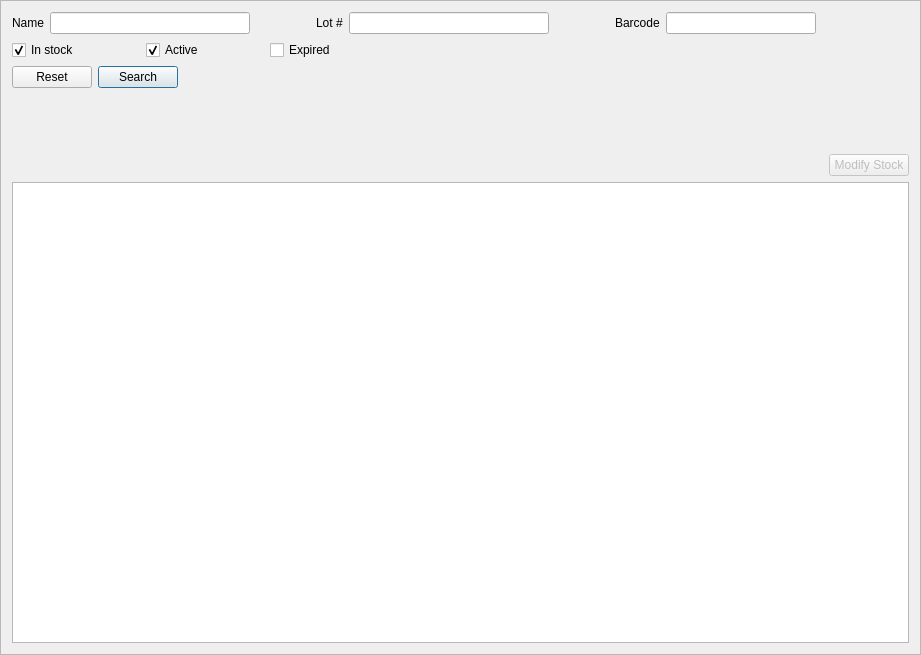
Qt form mtrack/inventoryframe.ui (kyledevans/Medicine-Track) before a commit.
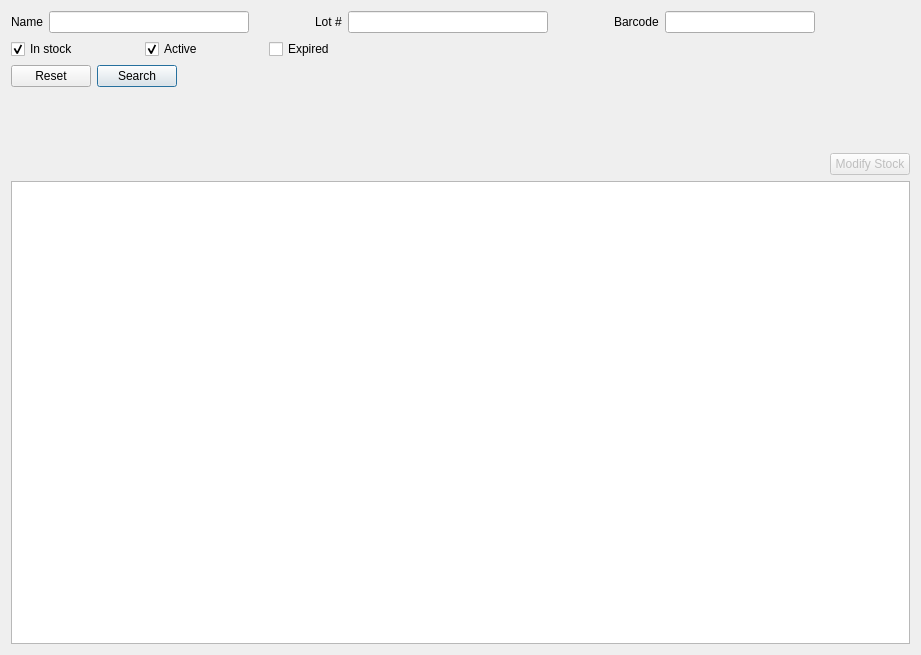
The same form after that commit.

The edit to the form file:
```diff
--- a/mtrack/inventoryframe.ui
+++ b/mtrack/inventoryframe.ui
@@ -14,10 +14,10 @@
    <string>Frame</string>
   </property>
   <property name="frameShape">
-   <enum>QFrame::StyledPanel</enum>
+   <enum>QFrame::NoFrame</enum>
   </property>
   <property name="frameShadow">
-   <enum>QFrame::Raised</enum>
+   <enum>QFrame::Plain</enum>
   </property>
   <layout class="QVBoxLayout" name="verticalLayout_2">
    <item>
```
